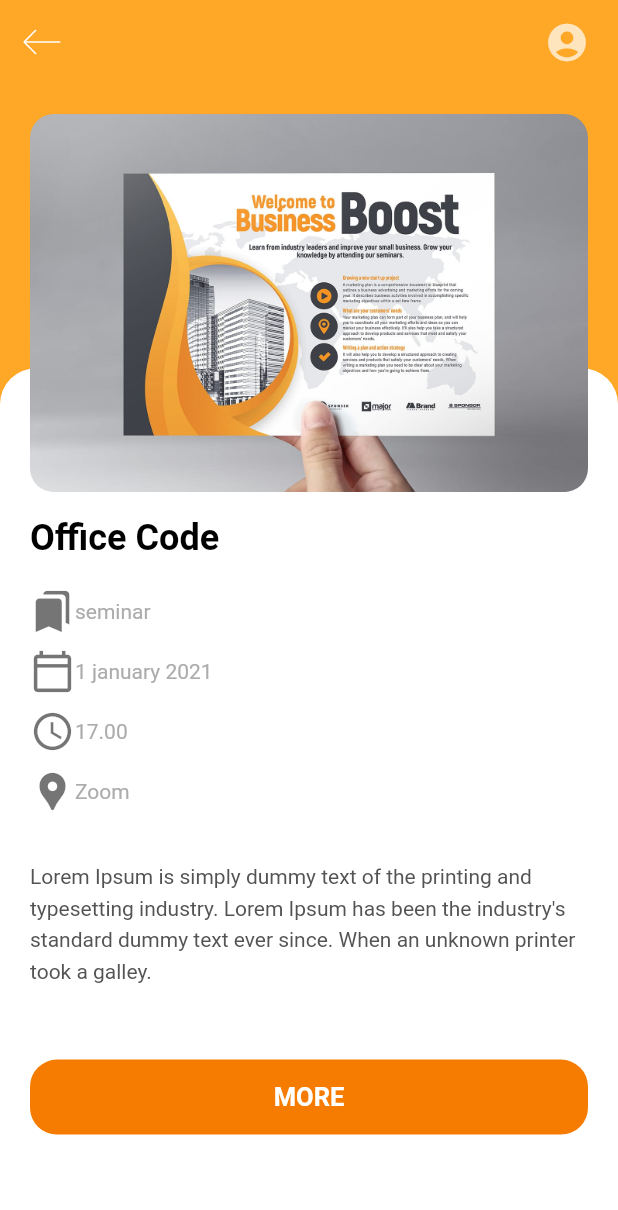
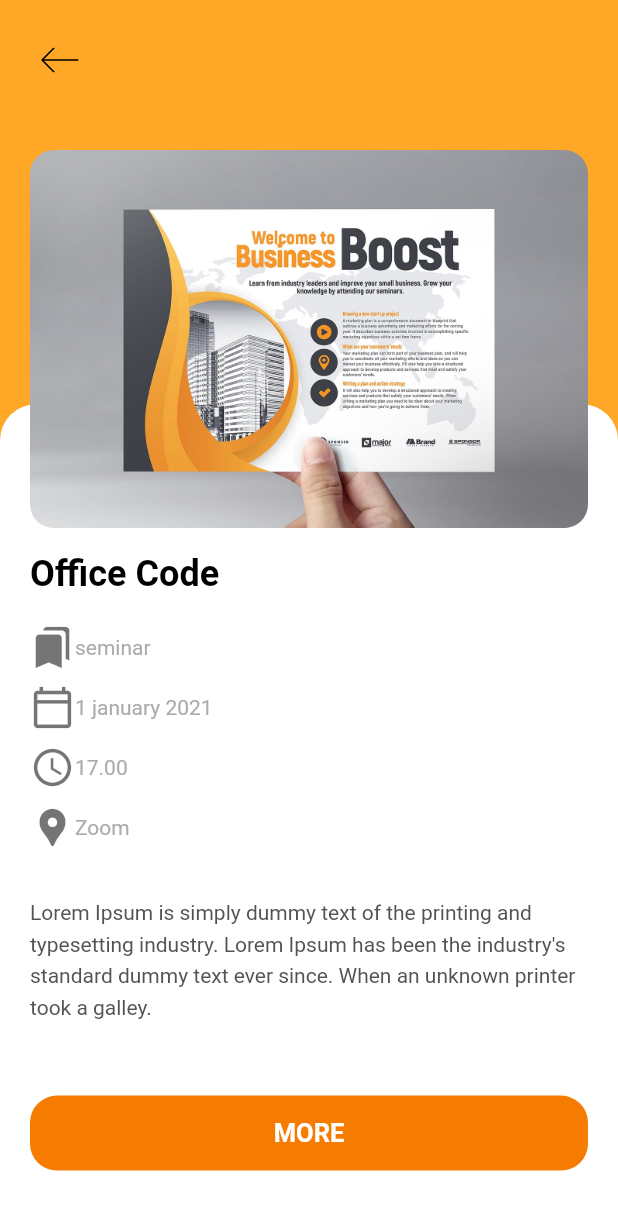
Before and after one commit to ppabimanyu/Project-Mobile, a Flutter app: the screen it shows after launch, after a tap on an icon or button, on a phone screen of 412 x 824 dp. Shown: the top 1210 px of the screen. Run offline on Flutter 3.47's test engine with Material 2 defaults, Android fonts, the phone set to English and light mode, and no system bars; our stand-ins replace flutter_svg.

Commit message:
change appBar page detail

```diff
--- a/lib/screens/details/components/body.dart
+++ b/lib/screens/details/components/body.dart
@@ -1,6 +1,8 @@
 import 'package:flutter/material.dart';
+import 'package:flutter_svg/svg.dart';
 import 'package:live_in/constants.dart';
 import 'package:live_in/models/Product.dart';
+import 'package:live_in/screens/login.dart';
 
 import 'add_to_cart.dart';
 import 'color_and_size.dart';
@@ -16,8 +18,22 @@ class Body extends StatelessWidget {
     // It provide us total height and width
     Size size = MediaQuery.of(context).size;
     return SingleChildScrollView(
+      child: SafeArea(
         child: Column(
           children: <Widget>[
+            Container(
+              padding: const EdgeInsets.all(16.0),
+              child: Row(
+                mainAxisAlignment: MainAxisAlignment.spaceBetween,
+                children: [
+                  IconButton(
+                    icon: SvgPicture.asset('assets/icons/back.svg',
+                        color: Colors.black),
+                    onPressed: () => Navigator.pop(context),
+                  ),
+                ],
+              ),
+            ),
             SizedBox(
               height: size.height,
               child: Stack(
@@ -55,6 +71,7 @@ class Body extends StatelessWidget {
             )
           ],
         ),
+      ),
     );
   }
 }
--- a/lib/screens/details/details_screen.dart
+++ b/lib/screens/details/details_screen.dart
@@ -13,7 +13,7 @@ class DetailsScreen extends StatelessWidget {
     return Scaffold(
       // each product have a color
       backgroundColor: Colors.orange[400],
-      appBar: buildAppBar(context),
+      // appBar: buildAppBar(context),
       body: Body(product: product),
     );
   }
--- a/lib/screens/sign_up.dart
+++ b/lib/screens/sign_up.dart
@@ -12,7 +12,7 @@ class SignUp extends StatelessWidget {
       // backgroundColor: Colors.orange[400],
       appBar: AppBar(
         title: Text(
-          'Sign In',
+          'Sign Up',
           style: TextStyle(
             color: Colors.black,
           ),
```
Also changed, not shown: lib/screens/home/home_screen.dart (+30 -30 lines). Lines whose indentation alone changed are shown as unchanged.
